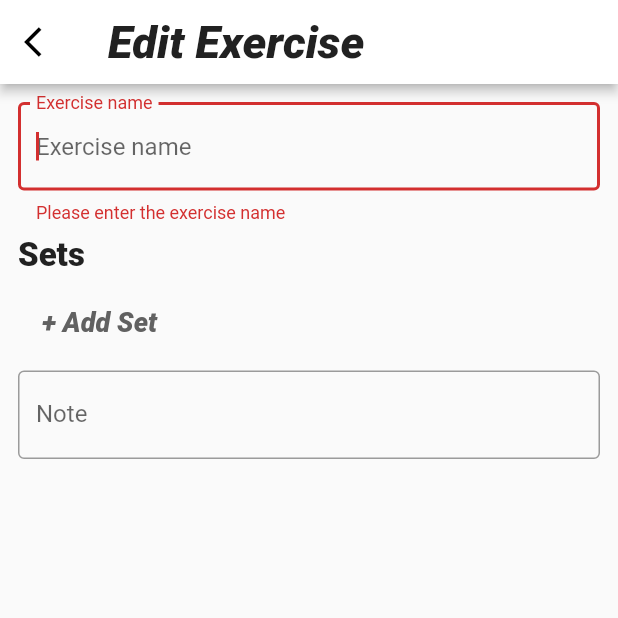
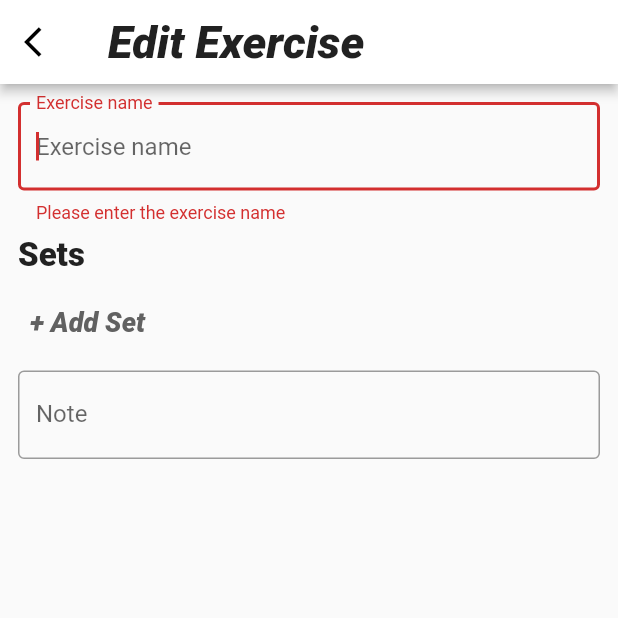
Before and after one commit to varadgauthankar/gym_log, a Flutter app: the ExerciseDetail screen opened directly, after a tap on the "done" icon, on a phone screen of 412 x 824 dp, the top half of it. Run offline on Flutter 3.47's test engine with Material 2 defaults, Android fonts, the phone set to English and light mode, and no system bars; our stand-ins replace flutter_speed_dial, moor_flutter; generated files the repository leaves out were written again.

Commit message:
changed FlatBUtton to TextButton

```diff
--- a/lib/pages/exercise_details.dart
+++ b/lib/pages/exercise_details.dart
@@ -9,9 +9,10 @@ import 'package:workout_tracker/utils/colors.dart';
 import 'package:workout_tracker/utils/textStyles.dart';
 
 class ExerciseDetail extends StatefulWidget {
-  ExerciseDetail({this.exercise, this.isEdit});
+  ExerciseDetail({this.exercise, this.isEdit, this.date});
   final Exercise exercise;
   final bool isEdit;
+  final DateTime date;
   @override
   _ExerciseDetailState createState() => _ExerciseDetailState();
 }
@@ -125,7 +126,7 @@ class _ExerciseDetailState extends State<ExerciseDetail> {
                   buildSetList(setsData),
 
                   // Button to add set
-                  FlatButton(
+                  TextButton(
                     child: Text(
                       "+ Add Set",
                       style: AddSetButtonStyle.light,
@@ -179,14 +180,14 @@ class _ExerciseDetailState extends State<ExerciseDetail> {
             title: Text('Delete ${widget.exercise.name}?'),
             content: Text('Exercise will be deleted!'),
             actions: [
-              FlatButton(
+              TextButton(
                 child: Text(
                   'CANCEL',
                   style: DialogActionNegative.light,
                 ),
                 onPressed: () => Navigator.pop(context),
               ),
-              FlatButton(
+              TextButton(
                 child: Text(
                   'DELETE',
                   style: DialogActionPositive.light,
@@ -258,12 +259,12 @@ class _ExerciseDetailState extends State<ExerciseDetail> {
           //check if atleast one set is present
           if (setsData.isNotEmpty) {
             final setsDataString = jsonEncode(setsData);
-
+            print(widget.date);
             final exercise = Exercise(
               id: null,
               name: nameController.text,
               sets: setsData.length,
-              date: DateTime.now(),
+              date: widget.date,
               note: noteController.text,
               data: setsDataString,
             );
```
